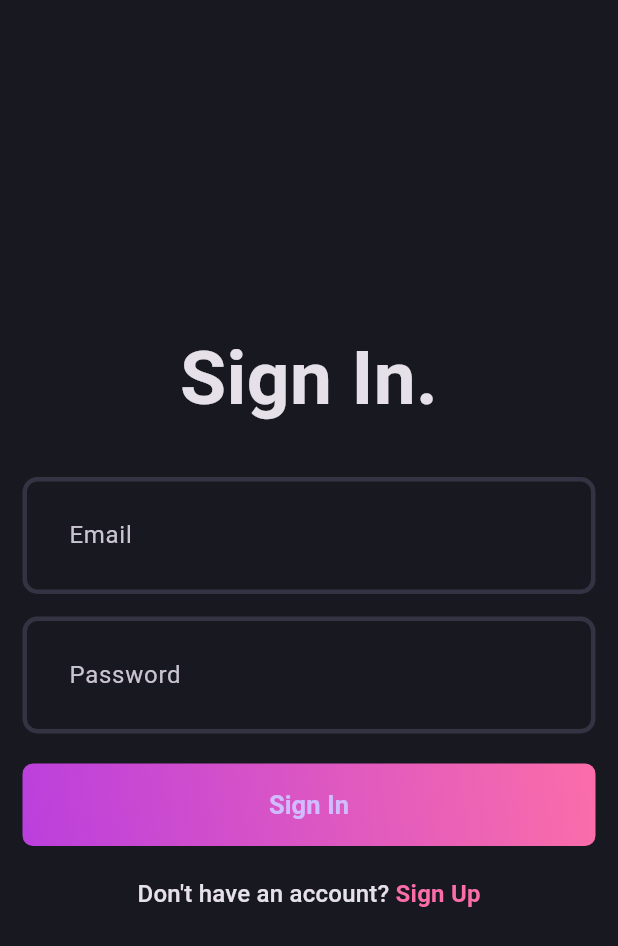
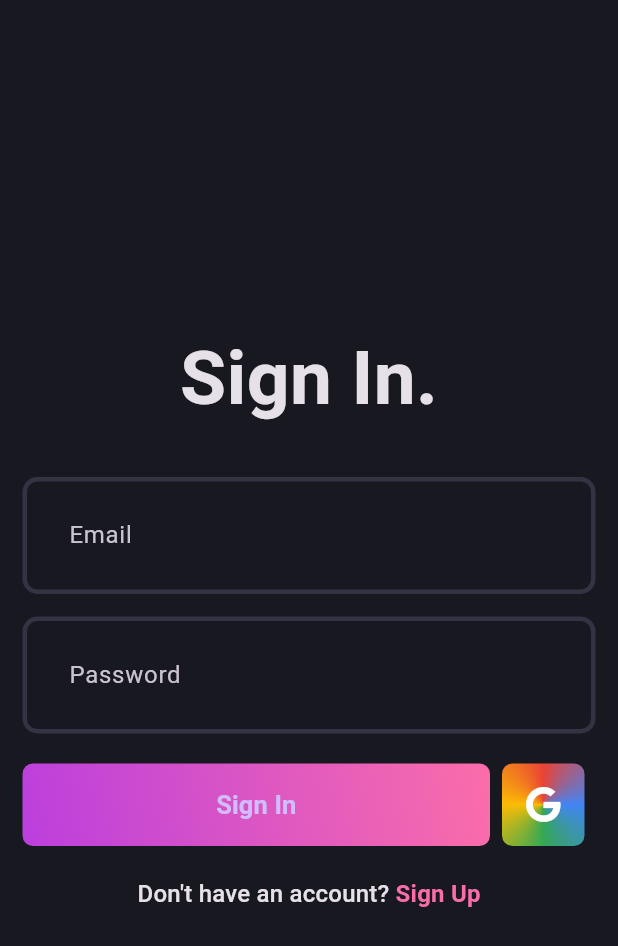
Before and after one commit to karanshrma/blog_app, a Flutter app: the screen it shows after launch, on a phone screen of 412 x 824 dp. Shown: the top 946 px of the screen. Run offline on Flutter 3.47's test engine with Material 3 defaults, Android fonts, the phone set to English and light mode, and no system bars; our stand-ins replace dotted_border, flutter_bloc, font_awesome_flutter, fpdart, get_it, google_sign_in and 5 more; accounts and stored records are empty.

Commit message:
created google sign in button

```diff
--- a/lib/features/auth/presentation/pages/login_page.dart
+++ b/lib/features/auth/presentation/pages/login_page.dart
@@ -1,5 +1,8 @@
+import 'dart:math';
+
 import 'package:flutter/material.dart';
 import 'package:flutter_bloc/flutter_bloc.dart';
+import 'package:font_awesome_flutter/font_awesome_flutter.dart';
 import 'package:offline_first/core/theme/app_pallete.dart';
 import 'package:offline_first/features/auth/presentation/bloc/auth_bloc.dart';
 import 'package:offline_first/features/auth/presentation/pages/signup_page.dart';
@@ -35,6 +38,9 @@ class _LoginPageState extends State<LoginPage> {
       context,
       MaterialPageRoute(builder: (context) => const SignupPage()),
     );
+  }
+  void signInWithGoogle() {
+    context.read<AuthBloc>().add(GoogleSignInEvent());
   }
 
   @override
@@ -79,8 +85,11 @@ class _LoginPageState extends State<LoginPage> {
                       isObscure: false,
                     ),
                     const SizedBox(height: 20),
-                    AuthGradientButton(
-                      // Debug: Print the actual values
+                    Row(
+                      children: [
+                        Flexible(
+                          flex: 5,
+                          child: AuthGradientButton(
                             text: 'Sign In',
                             onPressed: () {
                               if (formKey.currentState!.validate()) {
@@ -92,6 +101,40 @@ class _LoginPageState extends State<LoginPage> {
                                 );
                               }
                             },
+                          ),
+                        ),
+                        const SizedBox(width: 8),
+                        Flexible(
+                          flex: 1,
+                          child: Container(
+                            decoration: BoxDecoration(
+                              borderRadius: BorderRadius.circular(7),
+                              gradient: SweepGradient(
+                                transform: GradientRotation(-pi / 2),
+                                colors: [
+                                  Color(0xFFEA4335),
+                                  Color(0xFF4285F4),
+                                  Color(0xFF34A853),
+                                  Color(0xFFFBBC05),
+                                  Color(0xFFEA4335),
+                                ],
+                                stops: const [0.0, 0.25, 0.5, 0.75, 1.0],
+                              ),
+                            ),
+
+                            child: IconButton(
+                              style: IconButton.styleFrom(
+                                fixedSize: Size(55, 55),
+                              ),
+                              onPressed: signInWithGoogle,
+                              icon: FaIcon(
+                                FontAwesomeIcons.google,
+                                color: Colors.white,
+                              ),
+                            ),
+                          ),
+                        ),
+                      ],
                     ),
                     const SizedBox(height: 20),
                     GestureDetector(
```
Also changed, not shown: lib/core/common/widgets/Loader.dart (+8 -3 lines), lib/features/auth/presentation/pages/signup_page.dart (+4 -23 lines). Lines whose indentation alone changed are shown as unchanged.
